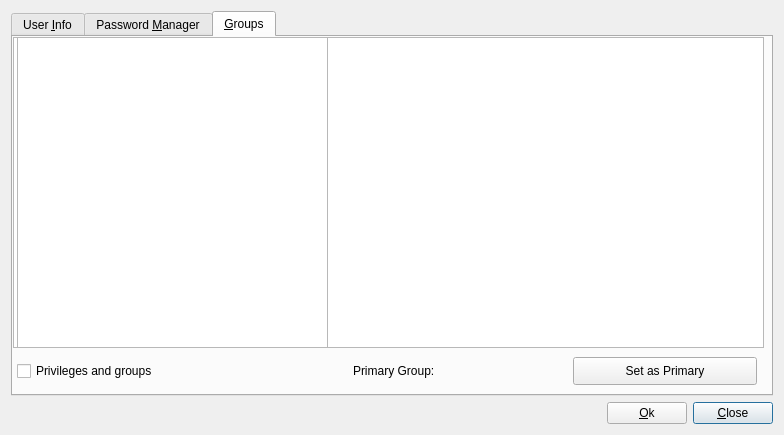
Above: ui/EditProperties.ui from xen0vas/UserManager before the change. Below: the same form after it.
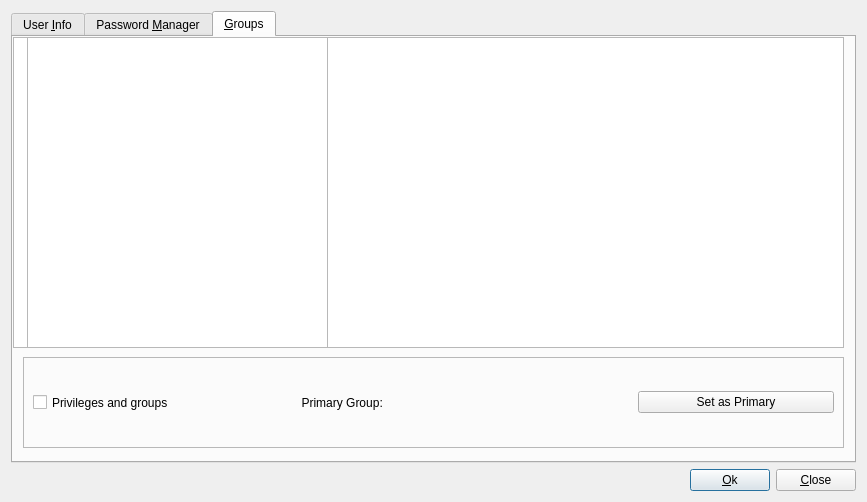
That is the form after the change. Icons and pictures are not drawn.

The edit to the form file:
```diff
--- a/ui/EditProperties.ui
+++ b/ui/EditProperties.ui
@@ -6,10 +6,16 @@
    <rect>
     <x>0</x>
     <y>0</y>
-    <width>784</width>
-    <height>435</height>
+    <width>867</width>
+    <height>502</height>
    </rect>
   </property>
+  <property name="sizePolicy">
+   <sizepolicy hsizetype="Fixed" vsizetype="Preferred">
+    <horstretch>0</horstretch>
+    <verstretch>0</verstretch>
+   </sizepolicy>
+  </property>
   <property name="windowTitle">
    <string>User Properties</string>
   </property>
@@ -18,14 +24,14 @@
     <normaloff>:/new/prefix1/images/editUser.png</normaloff>:/new/prefix1/images/editUser.png</iconset>
   </property>
   <layout class="QGridLayout" name="gridLayout">
-   <item row="2" column="3">
-    <widget class="QPushButton" name="cancelBtn">
+   <item row="2" column="2">
+    <widget class="QPushButton" name="edit">
      <property name="text">
-      <string>&amp;Close</string>
+      <string>&amp;Ok</string>
      </property>
      <property name="icon">
       <iconset resource="../resources/images.qrc">
-       <normaloff>:/new/prefix1/images/cancel.png</normaloff>:/new/prefix1/images/cancel.png</iconset>
+       <normaloff>:/new/prefix1/images/ok.png</normaloff>:/new/prefix1/images/ok.png</iconset>
      </property>
     </widget>
    </item>
@@ -45,14 +51,14 @@
      </property>
     </spacer>
    </item>
-   <item row="2" column="2">
-    <widget class="QPushButton" name="edit">
+   <item row="2" column="3">
+    <widget class="QPushButton" name="cancelBtn">
      <property name="text">
-      <string>&amp;Ok</string>
+      <string>&amp;Close</string>
      </property>
      <property name="icon">
       <iconset resource="../resources/images.qrc">
-       <normaloff>:/new/prefix1/images/ok.png</normaloff>:/new/prefix1/images/ok.png</iconset>
+       <normaloff>:/new/prefix1/images/cancel.png</normaloff>:/new/prefix1/images/cancel.png</iconset>
      </property>
     </widget>
    </item>
@@ -835,7 +841,7 @@
         <rect>
          <x>0</x>
          <y>0</y>
-         <width>751</width>
+         <width>831</width>
          <height>311</height>
         </rect>
        </property>
@@ -888,9 +894,9 @@
       <widget class="QListWidget" name="easyList">
        <property name="geometry">
         <rect>
-         <x>4</x>
+         <x>14</x>
          <y>0</y>
-         <width>311</width>
+         <width>301</width>
          <height>311</height>
         </rect>
        </property>
@@ -913,99 +919,82 @@
         <bool>true</bool>
        </property>
       </widget>
-      <widget class="QCheckBox" name="easyCheckbox">
+      <widget class="QFrame" name="frame">
        <property name="geometry">
         <rect>
-         <x>4</x>
+         <x>10</x>
          <y>320</y>
-         <width>185</width>
-         <height>28</height>
+         <width>821</width>
+         <height>91</height>
         </rect>
        </property>
-       <property name="sizePolicy">
-        <sizepolicy hsizetype="Preferred" vsizetype="Ignored">
-         <horstretch>0</horstretch>
-         <verstretch>0</verstretch>
-        </sizepolicy>
+       <property name="frameShape">
+        <enum>QFrame::StyledPanel</enum>
        </property>
-       <property name="text">
-        <string>Privileges and groups</string>
+       <property name="frameShadow">
+        <enum>QFrame::Raised</enum>
        </property>
-      </widget>
-      <widget class="QLabel" name="label">
-       <property name="geometry">
-        <rect>
-         <x>340</x>
-         <y>320</y>
-         <width>131</width>
-         <height>28</height>
-        </rect>
-       </property>
-       <property name="sizePolicy">
-        <sizepolicy hsizetype="Ignored" vsizetype="Preferred">
-         <horstretch>0</horstretch>
-         <verstretch>0</verstretch>
-        </sizepolicy>
-       </property>
-       <property name="maximumSize">
-        <size>
-         <width>16777215</width>
-         <height>16777209</height>
-        </size>
-       </property>
-       <property name="text">
-        <string>Primary Group:</string>
-       </property>
-       <property name="scaledContents">
-        <bool>false</bool>
-       </property>
-       <property name="wordWrap">
-        <bool>true</bool>
-       </property>
-      </widget>
-      <widget class="QPushButton" name="makePrimBtn">
-       <property name="geometry">
-        <rect>
-         <x>560</x>
-         <y>320</y>
-         <width>184</width>
-         <height>28</height>
-        </rect>
-       </property>
-       <property name="text">
-        <string>Set as Primary</string>
-       </property>
-      </widget>
-      <widget class="QLabel" name="primGroupLabel">
-       <property name="geometry">
-        <rect>
-         <x>440</x>
-         <y>320</y>
-         <width>121</width>
-         <height>28</height>
-        </rect>
-       </property>
-       <property name="sizePolicy">
-        <sizepolicy hsizetype="Expanding" vsizetype="Expanding">
-         <horstretch>0</horstretch>
-         <verstretch>0</verstretch>
-        </sizepolicy>
-       </property>
-       <property name="sizeIncrement">
-        <size>
-         <width>0</width>
-         <height>3</height>
-        </size>
-       </property>
-       <property name="styleSheet">
-        <string notr="true">selection-color: red</string>
-       </property>
-       <property name="text">
-        <string/>
-       </property>
-       <property name="wordWrap">
-        <bool>true</bool>
-       </property>
+       <layout class="QHBoxLayout" name="horizontalLayout_2">
+        <item>
+         <layout class="QHBoxLayout" name="horizontalLayout">
+          <item>
+           <widget class="QCheckBox" name="easyCheckbox">
+            <property name="sizePolicy">
+             <sizepolicy hsizetype="Preferred" vsizetype="Ignored">
+              <horstretch>0</horstretch>
+              <verstretch>0</verstretch>
+             </sizepolicy>
+            </property>
+            <property name="text">
+             <string>Privileges and groups</string>
+            </property>
+           </widget>
+          </item>
+          <item>
+           <widget class="QLabel" name="label">
+            <property name="sizePolicy">
+             <sizepolicy hsizetype="Ignored" vsizetype="Preferred">
+              <horstretch>0</horstretch>
+              <verstretch>0</verstretch>
+             </sizepolicy>
+            </property>
+            <property name="maximumSize">
+             <size>
+              <width>16777215</width>
+              <height>16777209</height>
+             </size>
+            </property>
+            <property name="text">
+             <string>                    Primary Group:</string>
+            </property>
+            <property name="scaledContents">
+             <bool>false</bool>
+            </property>
+            <property name="wordWrap">
+             <bool>true</bool>
+            </property>
+           </widget>
+          </item>
+          <item>
+           <widget class="QLabel" name="primGroupLabel">
+            <property name="styleSheet">
+             <string notr="true">selection-color: red</string>
+            </property>
+            <property name="text">
+             <string/>
+            </property>
+           </widget>
+          </item>
+          <item>
+           <widget class="QPushButton" name="makePrimBtn">
+            <property name="text">
+             <string>Set as Primary</string>
+            </property>
+           </widget>
+          </item>
+         </layout>
+        </item>
+       </layout>
       </widget>
      </widget>
     </widget>
```
